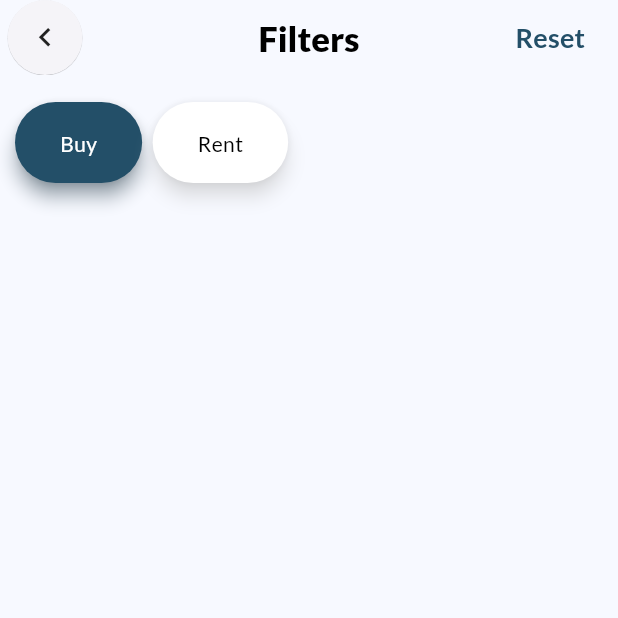
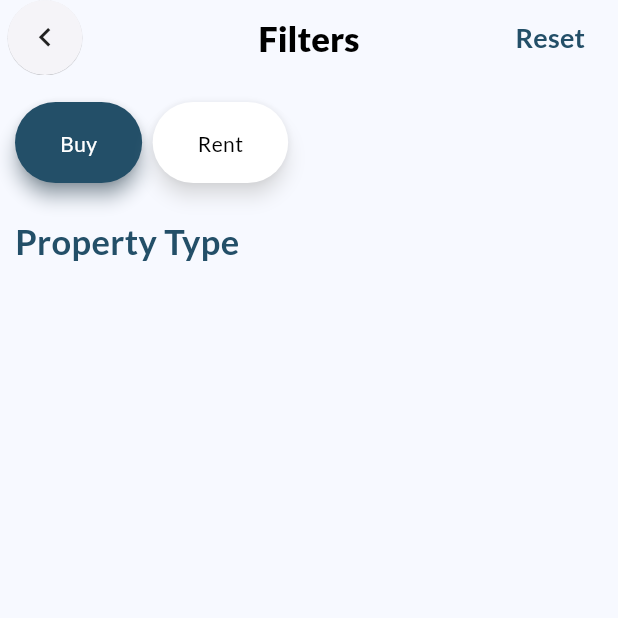
Before and after one commit to Repos-By-Aryan/Real_Estate, a Flutter app: the Search screen opened by its route, after a tap on "Reset", on a phone screen of 412 x 824 dp, the top half of it. Run offline on Flutter 3.47's test engine with Material 2 defaults, Android fonts, the phone set to English and light mode, and no system bars; our stand-ins replace animated_text_kit, cached_network_image, cloud_firestore, firebase_auth, firebase_core, flutter_svg and 3 more; accounts and stored records are empty.

Commit message:
buildcontent() in search

```diff
--- a/lib/search/search.dart
+++ b/lib/search/search.dart
@@ -12,8 +12,20 @@ class Search extends StatefulWidget {
 int selectedCard = 0;
 final filters = ['Buy', 'Rent'];
 
+class _SearchState extends State<Search> {
 
-class _SearchState extends State<Search> {
+  // Function to build the content based on selectedCard
+  Widget buildContent() {
+    switch (selectedCard) {
+      case 0:
+        return Text(
+          'Property Type',
+          style: subheading,
+        );
+      default:
+        return Container(); // You can return a different widget for other cases
+    }
+  }
   @override
   Widget build(BuildContext context) {
     final screenWidth = MediaQuery.of(context).size.width;
@@ -22,7 +34,7 @@ class _SearchState extends State<Search> {
       appBar: AppBar(
         elevation: 0,
         toolbarHeight: 50,
-        title: Text('Filters',style:heading),
+        title: Text('Filters', style: heading),
         centerTitle: true,
         leading: Padding(
           padding: const EdgeInsets.only(left: 4.0),
@@ -47,14 +59,24 @@ class _SearchState extends State<Search> {
         actions: [
           Padding(
             padding: const EdgeInsets.symmetric(horizontal: 10.0),
-            child: TextButton(onPressed: (){}, child: Text("Reset",style: boldText,),),
+            child: TextButton(
+              onPressed: () {
+                setState(() {
+                });
+              },
+              child: Text(
+                "Reset",
+                style: boldText,
+              ),
+            ),
           ),
         ],
       ),
       body: SafeArea(
         minimum: const EdgeInsets.all(10.0),
-        child: SingleChildScrollView(
         child: Column(
+          mainAxisAlignment: MainAxisAlignment.start,
+          crossAxisAlignment: CrossAxisAlignment.start,
           children: [
             SizedBox(
               height: 70,
@@ -68,9 +90,8 @@ class _SearchState extends State<Search> {
                     Color cardColor = index == selectedCard
                         ? const Color(0xff234F68)
                         : Colors.white;
-                      Color textColor = index == selectedCard
-                          ? Colors.white
-                          : Colors.black;
+                    Color textColor =
+                        index == selectedCard ? Colors.white : Colors.black;
                     return GestureDetector(
                       onTap: () {
                         setState(() {
@@ -96,11 +117,13 @@ class _SearchState extends State<Search> {
                     );
                   }),
             ),
-              SizedBox(height: 15,),
-
+            SizedBox(
+              height: 15,
+            ),
+            buildContent(),
           ],
         ),
-        ),
+
       ),
     );
   }
```
Lines whose indentation alone changed are shown as unchanged.
